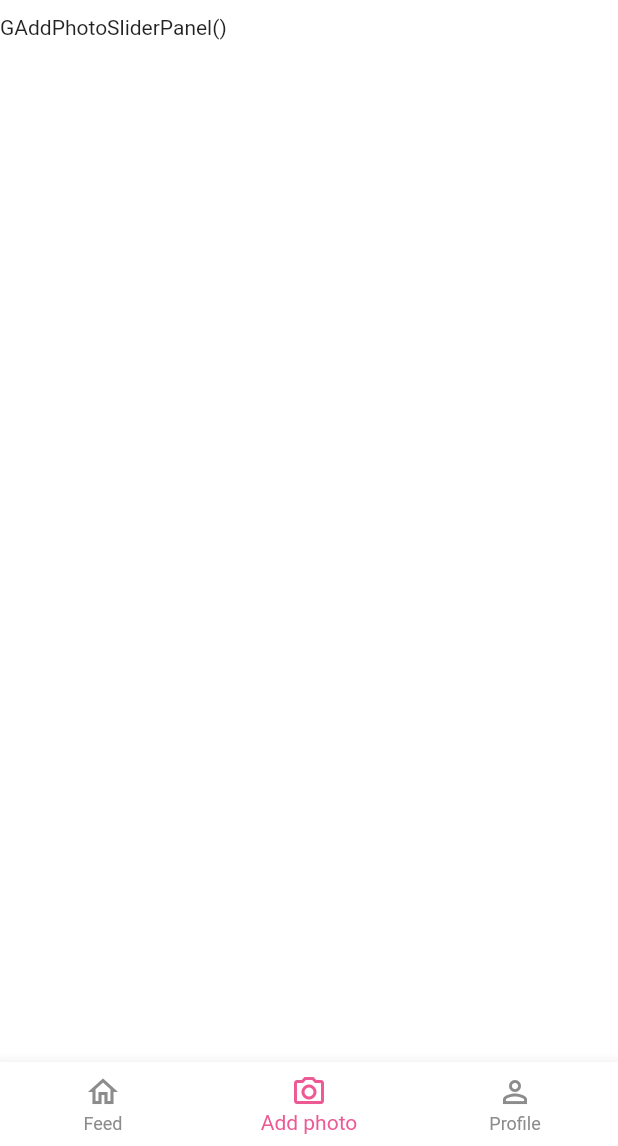
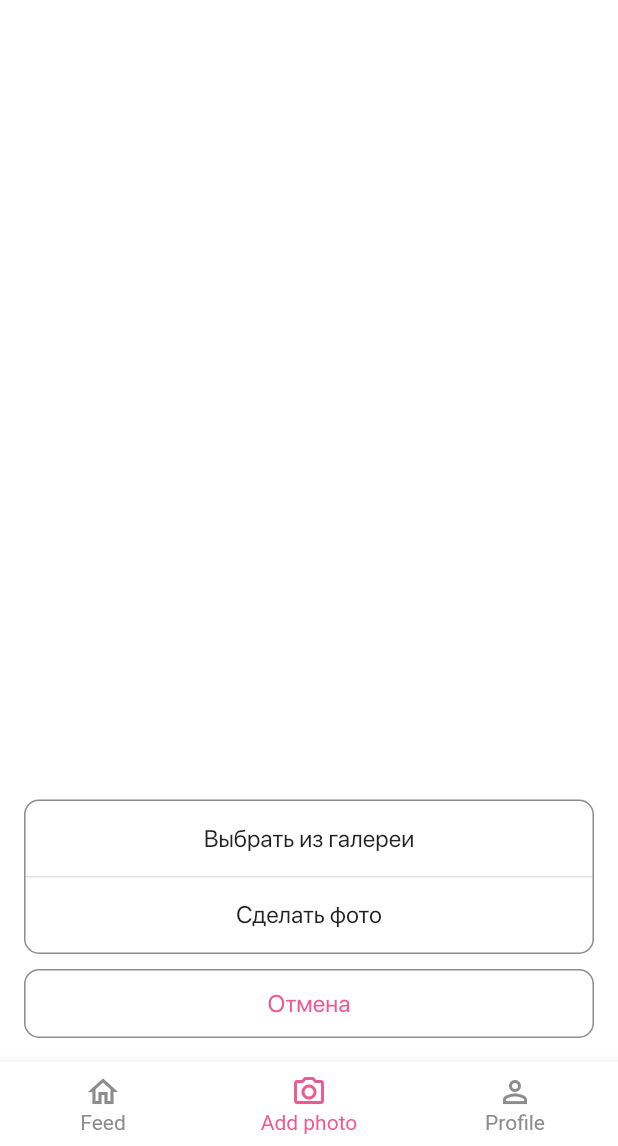
Before and after one commit to TemityStolyarov/gallery_app, a Flutter app: the screen it shows after launch, item 2 of the bottom bar chosen, on a phone screen of 412 x 824 dp, the part 90-1236 px from its top. Run offline on Flutter 3.47's test engine with Material 2 defaults, Android fonts, the phone set to English and light mode, and no system bars; our stand-ins replace bloc, dio, flutter_bloc, image_picker; network calls fail.

Commit message:
some font stuff added
+ added routes
+ added dio
+ added custom font
+ added AddPhotoDialogPanel

```diff
--- a/lib/main.dart
+++ b/lib/main.dart
@@ -1,10 +1,13 @@
 import 'package:flutter/material.dart';
 import 'package:flutter_bloc/flutter_bloc.dart';
-import 'package:gallery_app/constants.dart';
+import 'package:gallery_app/core/constants.dart';
+import 'package:gallery_app/routes/app_routes.dart';
 import 'package:gallery_app/ui/global_widgets/appbar.dart';
+import 'package:gallery_app/ui/global_widgets/tabbar.dart';
 import 'package:gallery_app/ui/pages/bloc/select_page_bloc.dart';
 import 'package:gallery_app/ui/pages/new_page.dart';
 import 'package:gallery_app/ui/pages/popular_page.dart';
+import 'package:gallery_app/ui/pages/utils/add_photo_panel.dart';
 // import 'package:gallery_app/ui/utils/image_picker.dart';
 
 void main() {
@@ -25,7 +28,27 @@ class _MainAppState extends State<MainApp> {
   );
 
   int _selectedIndex = 0;
+
   void _onItemTapped(int index) {
+    // if (index == 1) {
+    //   showDialog<String>(
+    //     context: context,
+    //     builder: (BuildContext context) => AlertDialog(
+    //       title: const Text('AlertDialog Title'),
+    //       content: const Text('AlertDialog description'),
+    //       actions: <Widget>[
+    //         TextButton(
+    //           onPressed: () => Navigator.pop(context, 'Cancel'),
+    //           child: const Text('Cancel'),
+    //         ),
+    //         TextButton(
+    //           onPressed: () => Navigator.pop(context, 'OK'),
+    //           child: const Text('OK'),
+    //         ),
+    //       ],
+    //     ),
+    //   );
+    // }
     setState(() {
       _selectedIndex = index;
     });
@@ -33,7 +56,9 @@ class _MainAppState extends State<MainApp> {
 
   @override
   Widget build(BuildContext context) {
+    final appRouter = AppRouter();
     return MaterialApp(
+      onGenerateRoute: appRouter.onGenerateRoute,
       theme: ThemeData(
         scaffoldBackgroundColor: DEFAULT_BACKGROUND_COLOR,
       ),
@@ -53,6 +78,7 @@ class _MainAppState extends State<MainApp> {
           onTap: _onItemTapped,
           selectedItemColor: DEFAULT_ACCENT_COLOR,
           unselectedItemColor: DEFAULT_SUBTITLE_COLOR,
+          unselectedFontSize: 14,
         ),
       ),
       debugShowCheckedModeBanner: false,
@@ -61,59 +87,41 @@ class _MainAppState extends State<MainApp> {
   }
 
   Widget _selectPage(int index) {
+    final screenSize = MediaQuery.of(context).size.width;
     switch (index) {
       case 0:
-        return BlocProvider(
-          create: (context) => SelectPageBloc(),
-          child: BlocBuilder<SelectPageBloc, SelectPageState>(
-            builder: (context, state) {
-              if (state is SelectedNewPageState) {
-                return BlocBuilder<SelectPageBloc, SelectPageState>(
-                  builder: (context, state) {
-                    return const Column(
-                      children: [
-                        NewPage(),
-                      ],
-                    );
-                  },
-                );
-              }
+        return const GTabBar();
+      case 1:
+        // Navigator.of(context).push(PageRouteBuilder(
+        //     opaque: false,
+        //     pageBuilder: (BuildContext context, _, __) {
+        //       return ModalBottomSheetDemo();
+        //     }));
+        // return Container();
+        // showDialog<String>(
+        //   context: context,
+        //   builder: (BuildContext context) => AlertDialog(
+        //     title: const Text('AlertDialog Title'),
+        //     content: const Text('AlertDialog description'),
+        //     actions: <Widget>[
+        //       TextButton(
+        //         onPressed: () => Navigator.pop(context, 'Cancel'),
+        //         child: const Text('Cancel'),
+        //       ),
+        //       TextButton(
+        //         onPressed: () => Navigator.pop(context, 'OK'),
+        //         child: const Text('OK'),
+        //       ),
+        //     ],
+        //   ),
+        // );
+        // return Container(
+        //   child: Text('Noob'),
+        // );
 
-              if (state is SelectedPopularPageState) {
-                return BlocBuilder<SelectPageBloc, SelectPageState>(
-                  builder: (context, state) {
-                    return const Column(
-                      children: [
-                        PopularPage(),
-                      ],
-                    );
-                  },
-                );
-              }
-              return const Padding(
-                padding: EdgeInsets.symmetric(horizontal: 16, vertical: 8),
-                child: Row(
-                  children: [
-                    Expanded(
-                      child: Center(
-                        child: Padding(
-                          padding: EdgeInsets.all(8.0),
-                          child: Text('Error #main'),
-                        ),
-                      ),
-                    ),
-                  ],
-                ),
-              );
-            },
-          ),
-        );
-
-      case 1:
-        return const Text('GAddPhotoSliderPanel()');
-      //GAddPhotoSliderPanel();
+        return AddPhotoDialogPanel(screenSize: screenSize);
       case 2:
-        return const Text('case2');
+        return const Text('An account page');
       default:
         return const Padding(
           padding: EdgeInsets.symmetric(horizontal: 16, vertical: 8),
--- /dev/null
+++ b/lib/routes/name_routes.dart
@@ -0,0 +1,4 @@
+class NameRoutes {
+  //static const String feed = '/';
+  static const String addPhoto = '/addPhoto';
+}
--- a/lib/ui/global_widgets/appbar.dart
+++ b/lib/ui/global_widgets/appbar.dart
@@ -1,5 +1,5 @@
 import 'package:flutter/material.dart';
-import 'package:gallery_app/constants.dart';
+import 'package:gallery_app/core/constants.dart';
 import 'package:gallery_app/ui/global_widgets/snack_message.dart';
 
 class GAppBar extends StatelessWidget {
--- a/lib/ui/global_widgets/snack_message.dart
+++ b/lib/ui/global_widgets/snack_message.dart
@@ -1,5 +1,5 @@
 import 'package:flutter/material.dart';
-import 'package:gallery_app/constants.dart';
+import 'package:gallery_app/core/constants.dart';
 
 void showSnackMessage(
   BuildContext context,
--- a/lib/ui/pages/popular_page.dart
+++ b/lib/ui/pages/popular_page.dart
@@ -1,7 +1,7 @@
 import 'package:flutter/material.dart';
 import 'package:flutter/services.dart';
 import 'package:flutter_bloc/flutter_bloc.dart';
-import 'package:gallery_app/constants.dart';
+import 'package:gallery_app/core/constants.dart';
 import 'package:gallery_app/ui/pages/bloc/select_page_bloc.dart';
 // import 'package:gallery_app/ui/global_widgets/snack_message.dart';
 
--- /dev/null
+++ b/lib/ui/pages/utils/add_photo_panel.dart
@@ -0,0 +1,185 @@
+import 'dart:io';
+
+import 'package:flutter/material.dart';
+import 'package:gallery_app/core/constants.dart';
+import 'package:image_picker/image_picker.dart';
+
+class AddPhotoDialogPanel extends StatelessWidget {
+  final screenSize;
+
+  const AddPhotoDialogPanel({super.key, required this.screenSize});
+
+  // const AddPhotoDialogPanel(this.screenSize, {super.key})
+
+  @override
+  Widget build(BuildContext context) {
+    return AlertDialog(
+      insetPadding: const EdgeInsets.all(16),
+      contentPadding: const EdgeInsets.all(0),
+      shadowColor: INVISIBLE,
+      content: Column(
+        mainAxisAlignment: MainAxisAlignment.end,
+        children: [
+          Container(
+            width: screenSize,
+            decoration: const BoxDecoration(
+              borderRadius: BorderRadius.all(Radius.circular(10)),
+              border: Border.fromBorderSide(
+                BorderSide(
+                  color: DEFAULT_SUBTITLE_COLOR,
+                ),
+              ),
+              // color: DEFAULT_SUBTITLE_COLOR,
+            ),
+            child: Column(
+              children: [
+                Container(
+                  alignment: Alignment.center,
+                  height: 50,
+                  child: const Text(
+                    'Выбрать из галереи',
+                    // textAlign: TextAlign.center,
+                    style: TextStyle(
+                      fontFamily: 'SF Pro Display',
+                    ),
+                  ),
+                ),
+                const Divider(
+                  thickness: 1,
+                  height: 1,
+                ),
+                Container(
+                  transformAlignment: Alignment.center,
+                  alignment: Alignment.center,
+                  height: 50,
+                  child: const Text(
+                    'Сделать фото',
+                    style: TextStyle(
+                      fontFamily: 'SF Pro Display',
+                    ),
+                    // textAlign: TextAlign.center,
+                  ),
+                ),
+              ],
+            ),
+          ),
+          const SizedBox(
+            height: 10,
+          ),
+          Container(
+            decoration: const BoxDecoration(
+              borderRadius: BorderRadius.all(Radius.circular(10)),
+              border: Border.fromBorderSide(
+                BorderSide(
+                  color: DEFAULT_SUBTITLE_COLOR,
+                ),
+              ),
+            ),
+            child: const SizedBox(
+              height: 44,
+              child: Center(
+                child: Text(
+                  'Отмена',
+                  style: TextStyle(
+                    color: DEFAULT_ACCENT_COLOR,
+                    fontFamily: 'SF Pro Display',
+                  ),
+                  // textAlign: TextAlign.center,
+                ),
+              ),
+            ),
+          ),
+        ],
+      ),
+    );
+  }
+}
+
+class AddPhotoPanel extends StatelessWidget {
+  const AddPhotoPanel({super.key});
+
+  @override
+  Widget build(BuildContext context) {
+    return const SizedBox(
+      height: 120,
+      child: Column(
+        children: [
+          SizedBox(
+            height: 50,
+            child: Center(
+              child: Text(
+                'Выбрать из галереи',
+                // textAlign: TextAlign.center,
+              ),
+            ),
+          ),
+          Divider(thickness: 1),
+
+          SizedBox(
+            height: 50,
+            child: Center(
+              child: Text(
+                'Сделать фото',
+                // textAlign: TextAlign.center,
+              ),
+            ),
+          ),
+          // Expanded(
+          //   child: ListView.builder(
+          //     itemCount: 21,
+          //     itemBuilder: (context, index) {
+          //       return ListTile(
+          //         title: Text('Label $index'),
+          //       );
+          //     },
+          //   ),
+          // ),
+        ],
+      ),
+    );
+  }
+}
+
+class ModalBottomSheetDemo extends StatelessWidget {
+  void showBottomSheet(BuildContext context) {
+    showModalBottomSheet<void>(
+      context: context,
+      builder: (context) {
+        return const SafeArea(
+          left: true,
+          right: true,
+          child: Padding(
+            padding: EdgeInsets.all(8.0),
+            child: AddPhotoPanel(),
+          ),
+        );
+      },
+    );
+  }
+
+  @override
+  Widget build(BuildContext context) {
+    return Center(
+      child: ElevatedButton(
+        onPressed: () {
+          showBottomSheet(context);
+        },
+        child: const Text('Open Modal panel'),
+      ),
+    );
+  }
+}
+
+// Future<void> uploadPhoto(ImageSource source) async {
+//   final picker = ImagePicker();
+//   final pickedImage = await picker.pickImage(source: ImageSource.gallery);
+
+//   if (pickedImage != null) {
+//     final imageFile = File(pickedImage.path);
+//     // Image picked successfully, do something with the image
+//     // For example, you can upload it to a server or display it in your UI
+//     // using a widget like Image.file or Image.memory.
+//   } else {
+//     // User canceled the image picking
+//   }
+// }
--- a/pubspec.yaml
+++ b/pubspec.yaml
@@ -11,6 +11,7 @@ dependencies:
   flutter:
     sdk: flutter
   image_picker: ^0.8.7+5
+  dio: ^5.1.2
 
 dev_dependencies:
   flutter_test:
@@ -19,3 +20,8 @@ dev_dependencies:
 
 flutter:
   uses-material-design: true
+  fonts:
+    - family: SF Pro Display
+      fonts:
+        - asset: assets/fonts/SF-Pro-Display-Regular.otf
+          weight: 400
```
Also changed, not shown: lib/routes/app_routes.dart (added, +27 -0 lines), lib/ui/global_widgets/tabbar.dart (+61 -61 lines), lib/ui/pages/feed_widgets/image_api.dart (added, +24 -0 lines), lib/ui/pages/feed_widgets/image_grid.dart (added, +54 -0 lines), lib/ui/pages/feed_widgets/image_model.dart (added, +51 -0 lines), lib/ui/pages/new_page.dart (+65 -2 lines), lib/ui/utils/image_picker.dart (deleted, +0 -17 lines), assets/fonts/SF-Pro-Display-Regular.otf (added), lib/core/constants.dart (renamed from lib/constants.dart), pubspec.lock.
